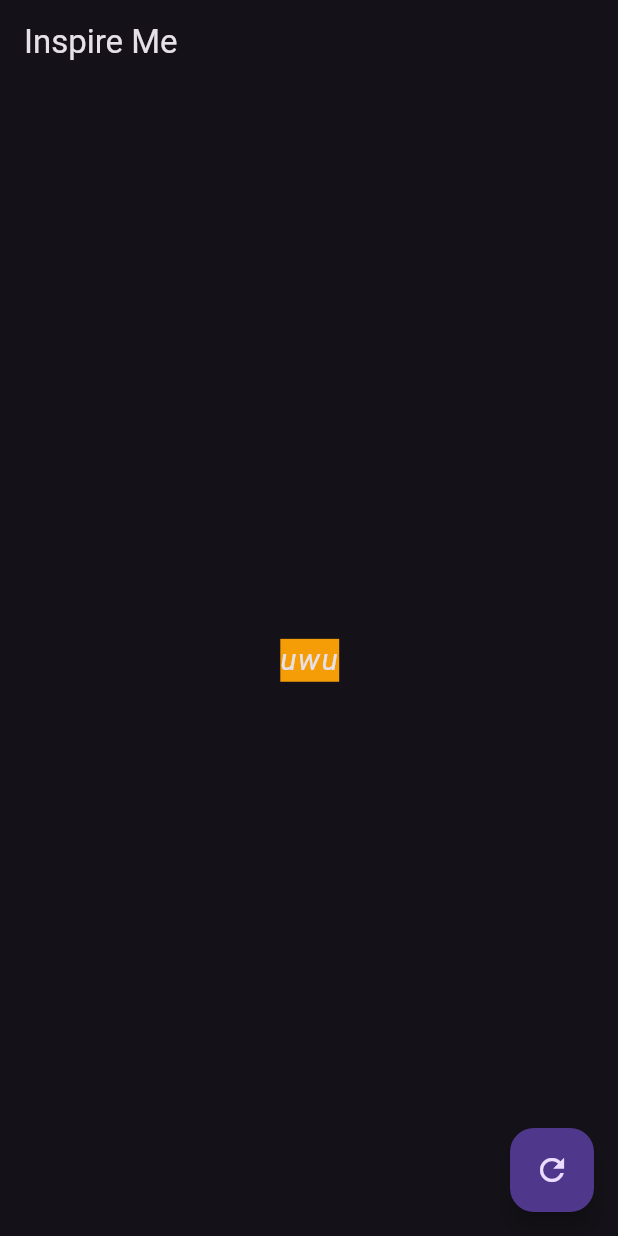
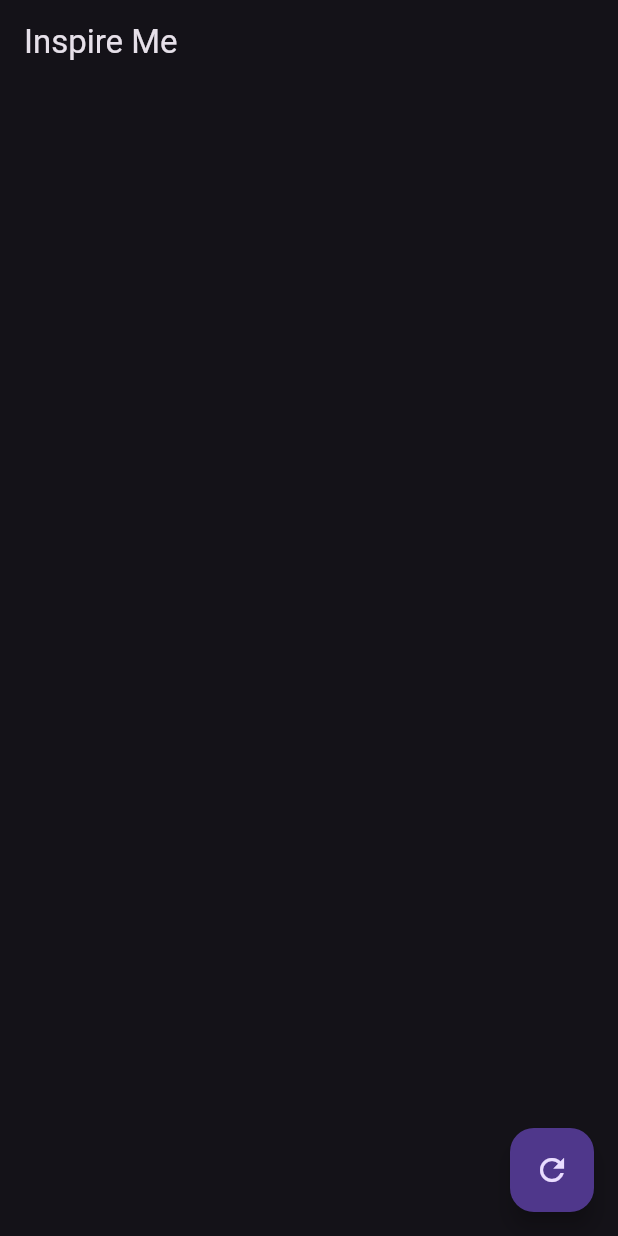
Before and after one commit to CerberusProgrammer/inspire_me, a Flutter app: the screen it shows after launch, on a phone screen of 412 x 824 dp. Run offline on Flutter 3.47's test engine with Material 2 defaults, Android fonts, the phone set to English and light mode, and no system bars.

```diff
--- a/lib/home.dart
+++ b/lib/home.dart
@@ -1,5 +1,4 @@
 import 'package:flutter/material.dart';
-import 'package:quotes/quotes.dart';
 
 class Home extends StatefulWidget {
   const Home({super.key});
@@ -11,7 +10,7 @@ class Home extends StatefulWidget {
 class _Home extends State<Home> {
   @override
   Widget build(BuildContext context) {
-    String quoteContent = 'uwu';
+    String quoteContent = '';
 
     return Scaffold(
       appBar: AppBar(
```
